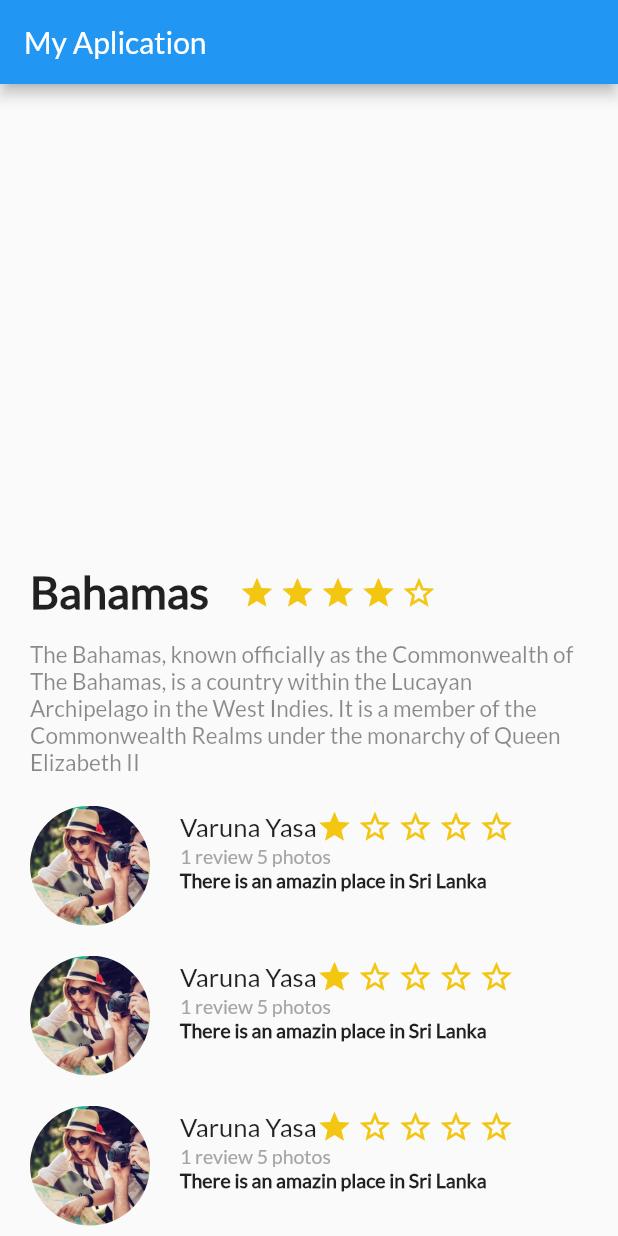
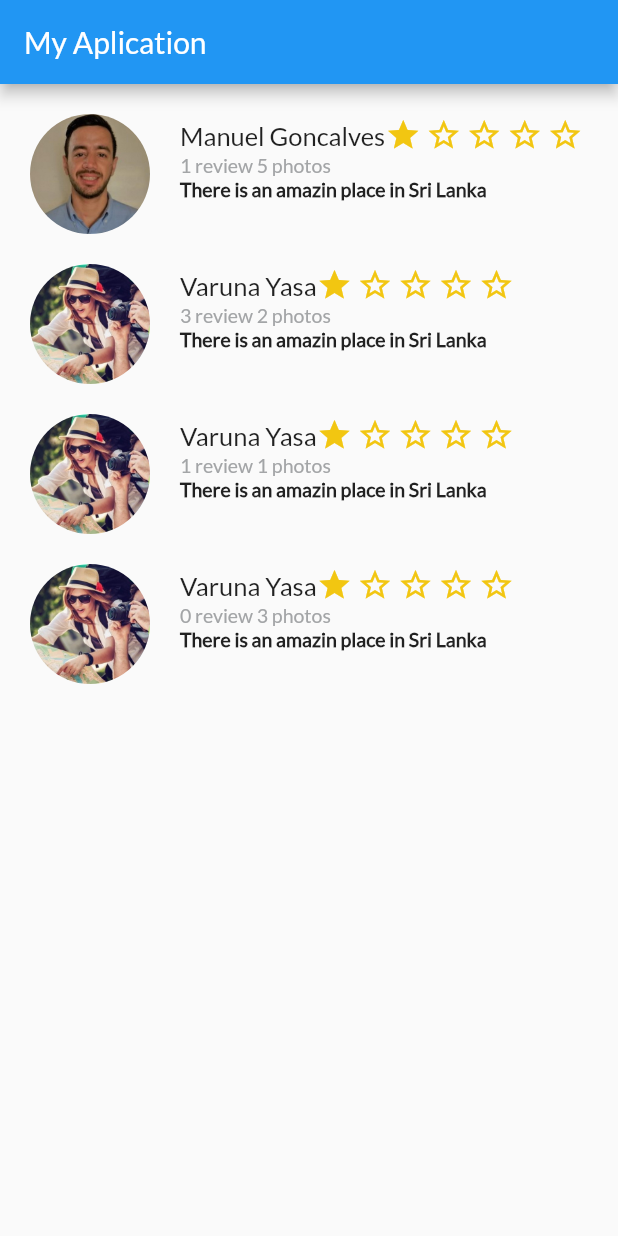
Before and after one commit to Manuel28G/PlatziFlutter, a Flutter app: the screen it shows after launch, on a phone screen of 412 x 824 dp. Run offline on Flutter 3.47's test engine with Material 2 defaults, Android fonts, the phone set to English and light mode, and no system bars.

Commit message:
Create list view widget

```diff
--- a/lib/main.dart
+++ b/lib/main.dart
@@ -29,8 +29,8 @@ class MyApp extends StatelessWidget {
             title: Text("My Aplication") ,
         ),
         body: Column(children: <Widget>[
-          new DescriptionPlace("Bahamas",0,"The Bahamas, known officially as the Commonwealth of The Bahamas, is a country within the Lucayan Archipelago in the West Indies. It is a member of the Commonwealth Realms under the monarchy of Queen Elizabeth II"),
-          new ReviewList(),
+          //DescriptionPlace("Bahamas",0,"The Bahamas, known officially as the Commonwealth of The Bahamas, is a country within the Lucayan Archipelago in the West Indies. It is a member of the Commonwealth Realms under the monarchy of Queen Elizabeth II"),
+          ReviewList(),
         ],)
       )//MyHomePage(title: 'Flutter Demo Home Page'),
     );
--- a/lib/review.dart
+++ b/lib/review.dart
@@ -2,12 +2,12 @@ import 'package:com/start_component.dart';
 import 'package:flutter/material.dart';
 
 class Review extends StatelessWidget{
-  String pathImage = "assets/img/traveler.jpg";
-  String nameOfUser = "Varuna Yasa";
-  String details = "1 review 5 photos";
-  String comment = "There is an amazin place in Sri Lanka";
+  String pathImage;
+  String nameOfUser;
+  String details ;
+  String comment ;
 
-  Review();
+  Review(this.pathImage,this.nameOfUser,this.details,this.comment);
 
   @override
   Widget build(BuildContext context) {
--- a/lib/review_list.dart
+++ b/lib/review_list.dart
@@ -8,12 +8,18 @@ class ReviewList extends StatelessWidget{
     // TODO: implement build
     return Column(
       children: <Widget>[
-        Review(),
-        Review(),
-        Review(),
-        Review(),
-        Review(),
-        Review(),
+        Review("assets/img/androidDeveloper.jpeg",
+            "Manuel Goncalves","1 review 5 photos",
+            "There is an amazin place in Sri Lanka"),
+        Review("assets/img/traveler.jpg",
+            "Varuna Yasa","3 review 2 photos",
+            "There is an amazin place in Sri Lanka"),
+        Review("assets/img/traveler.jpg",
+            "Varuna Yasa","1 review 1 photos",
+            "There is an amazin place in Sri Lanka"),
+        Review("assets/img/traveler.jpg",
+            "Varuna Yasa","0 review 3 photos",
+            "There is an amazin place in Sri Lanka"),
       ],
     );
   }
```
